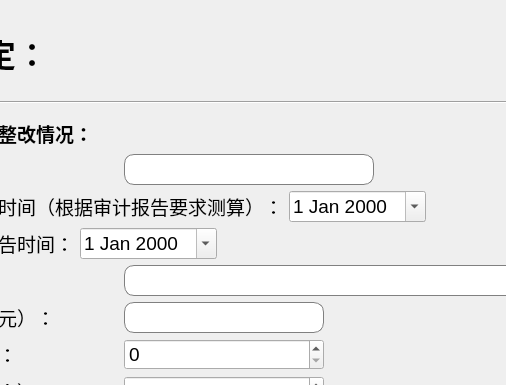
Old version of the form ui_dir/zgrevise.ui in the repository wind-sword/Audit; both pictures show x 155 to 661 and y 0 to 385 of the 1192 by 773 pixel window.
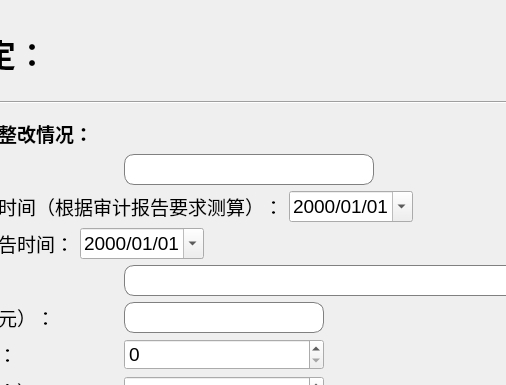
New version of the form.

Patch:
```diff
--- a/ui_dir/zgrevise.ui
+++ b/ui_dir/zgrevise.ui
@@ -164,6 +164,9 @@
             <pointsize>14</pointsize>
            </font>
           </property>
+          <property name="displayFormat">
+           <string>yyyy/MM/dd</string>
+          </property>
           <property name="calendarPopup">
            <bool>true</bool>
           </property>
@@ -205,6 +208,9 @@
             <pointsize>14</pointsize>
            </font>
           </property>
+          <property name="displayFormat">
+           <string>yyyy/MM/dd</string>
+          </property>
           <property name="calendarPopup">
            <bool>true</bool>
           </property>
```
